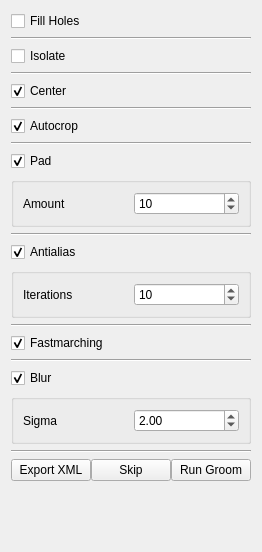
Before: the Qt Designer form src/Application/Groom/GroomTool.ui in SCIInstitute/ShapeWorks, drawn with Qt 5.
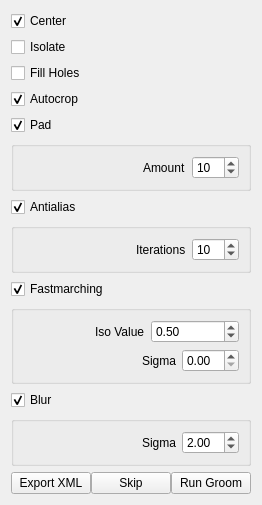
After: the same form once the commit is applied.

Commit message: Groom tools satisfactory

```diff
--- a/src/Application/Groom/GroomTool.ui
+++ b/src/Application/Groom/GroomTool.ui
@@ -7,7 +7,7 @@
     <x>0</x>
     <y>0</y>
     <width>245</width>
-    <height>552</height>
+    <height>449</height>
    </rect>
   </property>
   <property name="windowTitle">
@@ -25,7 +25,31 @@
   <layout class="QVBoxLayout" name="verticalLayout">
    <item>
     <layout class="QGridLayout" name="gridLayout_2">
-     <item row="6" column="0">
+     <item row="2" column="0">
+      <widget class="QCheckBox" name="fill_holes_checkbox">
+       <property name="text">
+        <string>Fill Holes</string>
+       </property>
+      </widget>
+     </item>
+     <item row="0" column="0">
+      <widget class="QCheckBox" name="center_checkbox">
+       <property name="text">
+        <string>Center</string>
+       </property>
+       <property name="checked">
+        <bool>true</bool>
+       </property>
+      </widget>
+     </item>
+     <item row="1" column="0">
+      <widget class="QCheckBox" name="isolate_checkbox">
+       <property name="text">
+        <string>Isolate</string>
+       </property>
+      </widget>
+     </item>
+     <item row="3" column="0">
       <widget class="QCheckBox" name="autocrop_checkbox">
        <property name="text">
         <string>Autocrop</string>
@@ -36,19 +60,9 @@
       </widget>
      </item>
      <item row="4" column="0">
-      <widget class="QCheckBox" name="center_checkbox">
+      <widget class="QCheckBox" name="autopad_checkbox">
        <property name="text">
-        <string>Center</string>
-       </property>
-       <property name="checked">
-        <bool>true</bool>
-       </property>
-      </widget>
-     </item>
-     <item row="14" column="0">
-      <widget class="QCheckBox" name="fastmarching_checkbox">
-       <property name="text">
-        <string>Fastmarching</string>
+        <string>Pad</string>
        </property>
        <property name="checked">
         <bool>true</bool>
@@ -56,27 +70,45 @@
       </widget>
      </item>
      <item row="5" column="0">
-      <widget class="Line" name="line_4">
-       <property name="orientation">
-        <enum>Qt::Horizontal</enum>
+      <widget class="QGroupBox" name="pad_groupbox">
+       <property name="title">
+        <string/>
        </property>
+       <layout class="QHBoxLayout" name="horizontalLayout_4">
+        <item>
+         <spacer name="horizontalSpacer">
+          <property name="orientation">
+           <enum>Qt::Horizontal</enum>
+          </property>
+          <property name="sizeHint" stdset="0">
+           <size>
+            <width>40</width>
+            <height>20</height>
+           </size>
+          </property>
+         </spacer>
+        </item>
+        <item>
+         <widget class="QLabel" name="label_5">
+          <property name="text">
+           <string>Amount</string>
+          </property>
+         </widget>
+        </item>
+        <item>
+         <widget class="QSpinBox" name="padding_amount">
+          <property name="maximum">
+           <number>500</number>
+          </property>
+          <property name="value">
+           <number>10</number>
+          </property>
+         </widget>
+        </item>
+       </layout>
       </widget>
      </item>
-     <item row="10" column="0">
-      <widget class="Line" name="line_5">
-       <property name="orientation">
-        <enum>Qt::Horizontal</enum>
-       </property>
-      </widget>
-     </item>
-     <item row="13" column="0">
-      <widget class="Line" name="line_6">
-       <property name="orientation">
-        <enum>Qt::Horizontal</enum>
-       </property>
-      </widget>
-     </item>
-     <item row="11" column="0">
+     <item row="6" column="0">
       <widget class="QCheckBox" name="antialias_checkbox">
        <property name="text">
         <string>Antialias</string>
@@ -86,12 +118,25 @@
        </property>
       </widget>
      </item>
-     <item row="12" column="0">
+     <item row="7" column="0">
       <widget class="QGroupBox" name="antialias_groupbox">
        <property name="title">
         <string/>
        </property>
        <layout class="QHBoxLayout" name="horizontalLayout_2">
+        <item>
+         <spacer name="horizontalSpacer_2">
+          <property name="orientation">
+           <enum>Qt::Horizontal</enum>
+          </property>
+          <property name="sizeHint" stdset="0">
+           <size>
+            <width>40</width>
+            <height>20</height>
+           </size>
+          </property>
+         </spacer>
+        </item>
         <item>
          <widget class="QLabel" name="label_3">
           <property name="text">
@@ -112,14 +157,96 @@
        </layout>
       </widget>
      </item>
-     <item row="18" column="0">
-      <widget class="Line" name="line">
-       <property name="orientation">
-        <enum>Qt::Horizontal</enum>
+     <item row="8" column="0">
+      <widget class="QCheckBox" name="fastmarching_checkbox">
+       <property name="text">
+        <string>Fastmarching</string>
        </property>
+       <property name="checked">
+        <bool>true</bool>
+       </property>
       </widget>
      </item>
-     <item row="16" column="0">
+     <item row="9" column="0">
+      <widget class="QGroupBox" name="fastmarching_groupbox">
+       <property name="title">
+        <string/>
+       </property>
+       <layout class="QVBoxLayout" name="verticalLayout_3">
+        <item>
+         <layout class="QHBoxLayout" name="horizontalLayout_5">
+          <property name="topMargin">
+           <number>0</number>
+          </property>
+          <item>
+           <spacer name="horizontalSpacer_3">
+            <property name="orientation">
+             <enum>Qt::Horizontal</enum>
+            </property>
+            <property name="sizeHint" stdset="0">
+             <size>
+              <width>40</width>
+              <height>20</height>
+             </size>
+            </property>
+           </spacer>
+          </item>
+          <item>
+           <widget class="QLabel" name="label">
+            <property name="text">
+             <string>Iso Value</string>
+            </property>
+           </widget>
+          </item>
+          <item>
+           <widget class="QDoubleSpinBox" name="iso_value">
+            <property name="minimum">
+             <double>-999999999.000000000000000</double>
+            </property>
+            <property name="maximum">
+             <double>999999999.000000000000000</double>
+            </property>
+            <property name="value">
+             <double>0.500000000000000</double>
+            </property>
+           </widget>
+          </item>
+         </layout>
+        </item>
+        <item>
+         <layout class="QHBoxLayout" name="horizontalLayout_6">
+          <property name="topMargin">
+           <number>0</number>
+          </property>
+          <item>
+           <spacer name="horizontalSpacer_5">
+            <property name="orientation">
+             <enum>Qt::Horizontal</enum>
+            </property>
+            <property name="sizeHint" stdset="0">
+             <size>
+              <width>40</width>
+              <height>20</height>
+             </size>
+            </property>
+           </spacer>
+          </item>
+          <item>
+           <widget class="QLabel" name="sigma2">
+            <property name="text">
+             <string>Sigma</string>
+            </property>
+           </widget>
+          </item>
+          <item>
+           <widget class="QDoubleSpinBox" name="fastmarch_sigma"/>
+          </item>
+         </layout>
+        </item>
+       </layout>
+      </widget>
+     </item>
+     <item row="10" column="0">
       <widget class="QCheckBox" name="blur_checkbox">
        <property name="text">
         <string>Blur</string>
@@ -129,12 +256,25 @@
        </property>
       </widget>
      </item>
-     <item row="17" column="0">
+     <item row="11" column="0">
       <widget class="QGroupBox" name="blur_groupbox">
        <property name="title">
         <string/>
        </property>
        <layout class="QHBoxLayout" name="horizontalLayout">
+        <item>
+         <spacer name="horizontalSpacer_4">
+          <property name="orientation">
+           <enum>Qt::Horizontal</enum>
+          </property>
+          <property name="sizeHint" stdset="0">
+           <size>
+            <width>40</width>
+            <height>20</height>
+           </size>
+          </property>
+         </spacer>
+        </item>
         <item>
          <widget class="QLabel" name="label_4">
           <property name="text">
@@ -152,84 +292,6 @@
        </layout>
       </widget>
      </item>
-     <item row="0" column="0">
-      <widget class="QCheckBox" name="fill_holes_checkbox">
-       <property name="text">
-        <string>Fill Holes</string>
-       </property>
-      </widget>
-     </item>
-     <item row="2" column="0">
-      <widget class="QCheckBox" name="isolate_checkbox">
-       <property name="text">
-        <string>Isolate</string>
-       </property>
-      </widget>
-     </item>
-     <item row="1" column="0">
-      <widget class="Line" name="line_2">
-       <property name="orientation">
-        <enum>Qt::Horizontal</enum>
-       </property>
-      </widget>
-     </item>
-     <item row="3" column="0">
-      <widget class="Line" name="line_3">
-       <property name="orientation">
-        <enum>Qt::Horizontal</enum>
-       </property>
-      </widget>
-     </item>
-     <item row="15" column="0">
-      <widget class="Line" name="line_7">
-       <property name="orientation">
-        <enum>Qt::Horizontal</enum>
-       </property>
-      </widget>
-     </item>
-     <item row="8" column="0">
-      <widget class="QCheckBox" name="auto_pad_checkbox_">
-       <property name="text">
-        <string>Pad</string>
-       </property>
-       <property name="checked">
-        <bool>true</bool>
-       </property>
-      </widget>
-     </item>
-     <item row="7" column="0">
-      <widget class="Line" name="line_22">
-       <property name="orientation">
-        <enum>Qt::Horizontal</enum>
-       </property>
-      </widget>
-     </item>
-     <item row="9" column="0">
-      <widget class="QGroupBox" name="antialias_groupbox_2">
-       <property name="title">
-        <string/>
-       </property>
-       <layout class="QHBoxLayout" name="horizontalLayout_4">
-        <item>
-         <widget class="QLabel" name="label_5">
-          <property name="text">
-           <string>Amount</string>
-          </property>
-         </widget>
-        </item>
-        <item>
-         <widget class="QSpinBox" name="padding_amount">
-          <property name="maximum">
-           <number>500</number>
-          </property>
-          <property name="value">
-           <number>10</number>
-          </property>
-         </widget>
-        </item>
-       </layout>
-      </widget>
-     </item>
     </layout>
    </item>
    <item>
```
Left out of the diff: 9 changed lines with no effect on the pictures. The commit also changes 12 other files.
